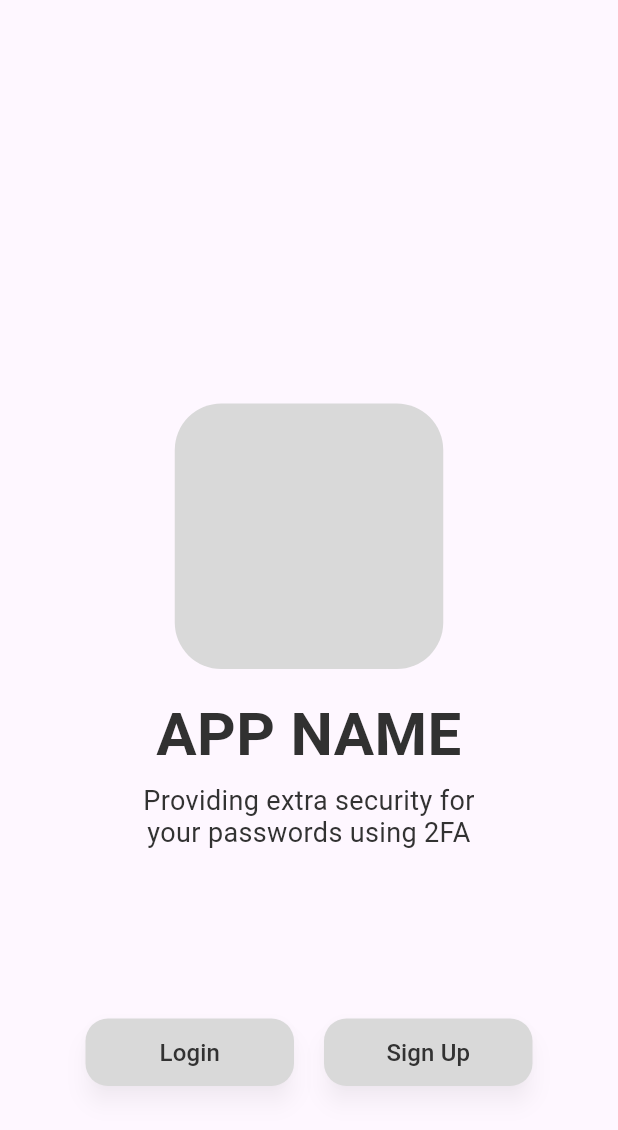
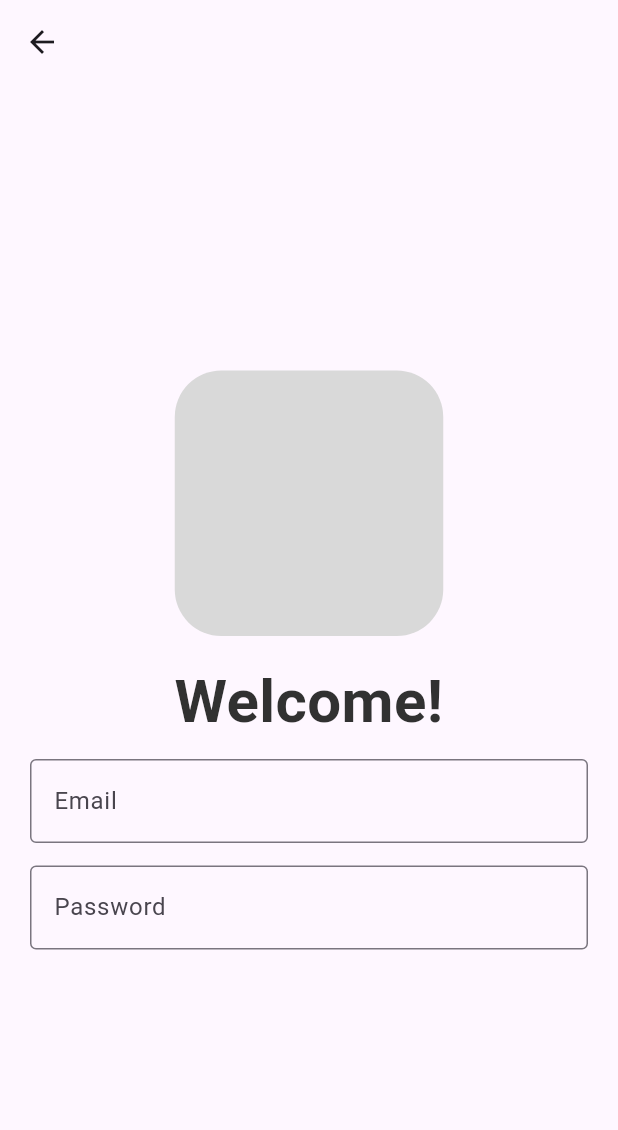
Before and after one commit to Codelab-Davis/password-manager, a Flutter app: the screen it shows after launch, after a tap on "Login", on a phone screen of 412 x 824 dp. Shown: the top 1130 px of the screen. Run offline on Flutter 3.47's test engine with Material 3 defaults, Android fonts, the phone set to English and light mode, and no system bars; our stand-ins replace timezone; missing offline and left inert: clipboard, otp, qr_code_scanner; Roboto replaces fonts that are missing (Outfit).

Commit message:
Feature: Basic login page

```diff
--- /dev/null
+++ b/lib/login.dart
@@ -0,0 +1,160 @@
+import 'package:flutter/material.dart';
+
+class Login extends StatefulWidget {
+  const Login({super.key});
+
+  @override
+  State<Login> createState() => _LoginState();
+}
+
+class _LoginState extends State<Login> {
+
+  var checked = false;
+
+  @override
+  Widget build(BuildContext context) {
+    return Scaffold(
+      appBar: AppBar(),
+      body: Stack(
+        children: [
+          Center(
+            child: Column(
+              mainAxisAlignment: MainAxisAlignment.center,
+              children: [
+                Container(
+                  width: 179,
+                  height: 177,
+                  decoration: ShapeDecoration(
+                    color: const Color(0xFFD9D9D9),
+                    shape: RoundedRectangleBorder(
+                      borderRadius: BorderRadius.circular(31),
+                    ),
+                  ),
+                ),
+                const SizedBox(
+                  height: 20,
+                ),
+                const Text(
+                  'Welcome!',
+                  textAlign: TextAlign.center,
+                  style: TextStyle(
+                    color: Color(0xFF313131),
+                    fontSize: 40,
+                    fontFamily: 'Outfit',
+                    fontWeight: FontWeight.w700,
+                    height: 0,
+                  ),
+                ),
+                const SizedBox(
+                  height: 15,
+                ),
+                const Padding(
+                  padding: EdgeInsets.only(
+                      left: 20.0,
+                      right:
+                          20.0), // Adds padding of 20 pixels to the left and right
+                  child: TextField(
+                    decoration: InputDecoration(
+                        border: OutlineInputBorder(), hintText: 'Email'),
+                  ),
+                ),
+                const SizedBox(
+                  height: 15,
+                ),
+                const Padding(
+                  padding: EdgeInsets.only(
+                      left: 20.0,
+                      right:
+                          20.0), // Adds padding of 20 pixels to the left and right
+                  child: TextField(
+                    decoration: InputDecoration(
+                        border: OutlineInputBorder(), hintText: 'Password'),
+                  ),
+                ),
+              ],
+            ),
+          ),
+        ],
+      ),
+    );
+  }
+}
+
+/*
+class Login extends StatelessWidget {
+  const Login({super.key});
+
+  @override
+
+  Widget build(BuildContext context) {
+    return Scaffold(
+      appBar: AppBar(),
+      body: Stack(
+        children: [
+          Center(
+            child: Column(
+              mainAxisAlignment: MainAxisAlignment.center,
+              children: [
+                Container(
+                  width: 179,
+                  height: 177,
+                  decoration: ShapeDecoration(
+                    color: const Color(0xFFD9D9D9),
+                    shape: RoundedRectangleBorder(
+                      borderRadius: BorderRadius.circular(31),
+                    ),
+                  ),
+                ),
+                const SizedBox(
+                  height: 20,
+                ),
+                const Text(
+                  'Welcome!',
+                  textAlign: TextAlign.center,
+                  style: TextStyle(
+                    color: Color(0xFF313131),
+                    fontSize: 40,
+                    fontFamily: 'Outfit',
+                    fontWeight: FontWeight.w700,
+                    height: 0,
+                  ),
+                ),
+                const SizedBox(
+                  height: 15,
+                ),
+                const Padding(
+                  padding: EdgeInsets.only(
+                      left: 20.0,
+                      right:
+                          20.0), // Adds padding of 20 pixels to the left and right
+                  child: TextField(
+                    decoration: InputDecoration(
+                        border: OutlineInputBorder(), hintText: 'Email'),
+                  ),
+                ),
+                const SizedBox(
+                  height: 15,
+                ),
+                const Padding(
+                  padding: EdgeInsets.only(
+                      left: 20.0,
+                      right:
+                          20.0), // Adds padding of 20 pixels to the left and right
+                  child: TextField(
+                    decoration: InputDecoration(
+                        border: OutlineInputBorder(), hintText: 'Password'),
+                  ),
+                ),
+                Row(children: [
+                  Checkbox(value: checked, onChanged: )
+                ],),
+              ],
+            ),
+          ),
+        ],
+      ),
+    );
+  }
+}
+
+*/
--- a/lib/welcome_screen.dart
+++ b/lib/welcome_screen.dart
@@ -1,6 +1,6 @@
 import 'package:flutter/material.dart';
 import 'home_page.dart';
-
+import 'login.dart';
 
 class WelcomeScreen extends StatelessWidget {
   @override
@@ -16,14 +16,14 @@ class WelcomeScreen extends StatelessWidget {
                   width: 179,
                   height: 177,
                   decoration: ShapeDecoration(
-                    color: Color(0xFFD9D9D9),
+                    color: const Color(0xFFD9D9D9),
                     shape: RoundedRectangleBorder(
                       borderRadius: BorderRadius.circular(31),
                     ),
                   ),
                 ),
                 Container(
-                  margin: EdgeInsets.only(top: 20, bottom: 20),
+                  margin: const EdgeInsets.only(top: 20, bottom: 20),
                   child: const Text(
                     'APP NAME',
                     textAlign: TextAlign.center,
@@ -36,11 +36,9 @@ class WelcomeScreen extends StatelessWidget {
                     ),
                   ),
                 ),
-                Container(
-                  child: Column(
+                const Column(
                   children: [
-                      Container(
-                        child: const Text(
+                    Text(
                       'Providing extra security for',
                       textAlign: TextAlign.center,
                       style: TextStyle(
@@ -51,10 +49,8 @@ class WelcomeScreen extends StatelessWidget {
                         height: 0.06,
                       ),
                     ),
-                      ),
                     SizedBox(height: 20),
-                      Container(
-                        child: const Text(
+                    Text(
                       'your passwords using 2FA',
                       textAlign: TextAlign.center,
                       style: TextStyle(
@@ -65,9 +61,7 @@ class WelcomeScreen extends StatelessWidget {
                         height: 0.06,
                       ),
                     ),
-                      ),
                   ],
-                  ),
                 ),
               ],
             ),
@@ -75,7 +69,7 @@ class WelcomeScreen extends StatelessWidget {
           Align(
             alignment: Alignment.bottomCenter,
             child: Container(
-              margin: EdgeInsets.only(bottom: 100),
+              margin: const EdgeInsets.only(bottom: 100),
               child: Row(
                 mainAxisAlignment: MainAxisAlignment.center,
                 children: [
@@ -84,6 +78,12 @@ class WelcomeScreen extends StatelessWidget {
                     height: 45,
                     child: ElevatedButton(
                       onPressed: () {
+                        Navigator.push(
+                          context,
+                          MaterialPageRoute(
+                              builder: (context) =>
+                                  const Login()),
+                        );
                         // Handle button click action here
                         // For example, navigate to another screen or execute a function
                       },
@@ -95,16 +95,11 @@ class WelcomeScreen extends StatelessWidget {
                           borderRadius:
                               BorderRadius.circular(15), // BorderRadius
                         ),
-                        padding: EdgeInsets.symmetric(
+                        padding: const EdgeInsets.symmetric(
                             horizontal: 16, vertical: 6), // Padding
-                        shadowColor: Color(0x3F000000), // Shadow color
+                        shadowColor: const Color(0x3F000000), // Shadow color
                       ),
-                      child: Row(
-                        mainAxisSize: MainAxisSize.min,
-                        mainAxisAlignment: MainAxisAlignment.center,
-                        crossAxisAlignment: CrossAxisAlignment.center,
-                        children: [
-                          Text(
+                      child: const Text(
                         'Login',
                         style: TextStyle(
                           fontSize: 16,
@@ -113,11 +108,9 @@ class WelcomeScreen extends StatelessWidget {
                           height: 0,
                         ),
                       ),
-                        ],
                     ),
                   ),
-                  ),
-                  SizedBox(width: 20),
+                  const SizedBox(width: 20),
                   SizedBox(
                     width: 139,
                     height: 45,
@@ -127,7 +120,9 @@ class WelcomeScreen extends StatelessWidget {
                         // For example, navigate to another screen or execute a function
                         Navigator.push(
                           context,
-                          MaterialPageRoute(builder: (context) => const MyHomePage(title: "Sign Up")),
+                          MaterialPageRoute(
+                              builder: (context) =>
+                                  const MyHomePage(title: "Sign Up")),
                         );
                       },
                       style: ElevatedButton.styleFrom(
@@ -138,16 +133,11 @@ class WelcomeScreen extends StatelessWidget {
                           borderRadius:
                               BorderRadius.circular(15), // BorderRadius
                         ),
-                        padding: EdgeInsets.symmetric(
+                        padding: const EdgeInsets.symmetric(
                             horizontal: 16, vertical: 6), // Padding
-                        shadowColor: Color(0x3F000000), // Shadow color
+                        shadowColor: const Color(0x3F000000), // Shadow color
                       ),
-                      child: Row(
-                        mainAxisSize: MainAxisSize.min,
-                        mainAxisAlignment: MainAxisAlignment.center,
-                        crossAxisAlignment: CrossAxisAlignment.center,
-                        children: [
-                          Text(
+                      child: const Text(
                         'Sign Up',
                         style: TextStyle(
                           fontSize: 16,
@@ -155,8 +145,6 @@ class WelcomeScreen extends StatelessWidget {
                           fontWeight: FontWeight.w500,
                           height: 0,
                         ),
-                          ),
-                        ],
                       ),
                     ),
                   ),
```
Also changed, not shown: lib/home_page.dart (+0 -7 lines), 1 other file. Lines whose indentation alone changed are shown as unchanged.
